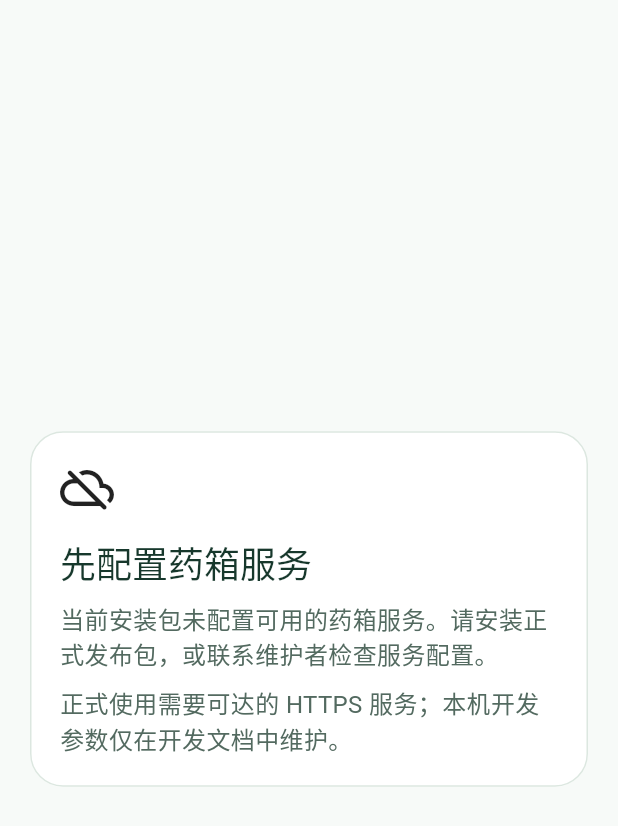
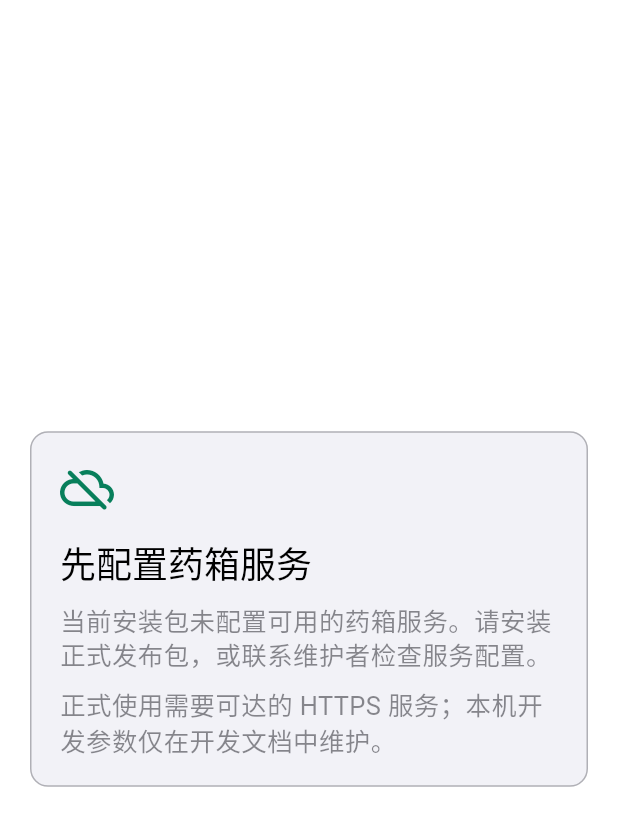
Before and after one commit to Jovifei/Medcial-box, a Flutter app: the screen it shows after launch, on a phone screen of 412 x 824 dp. Shown: the top 826 px of the screen. Run offline on Flutter 3.47's test engine with Material 3 defaults, Android fonts, the phone set to English and light mode, and no system bars; our stand-ins replace file_picker, flutter_local_notifications, flutter_secure_storage, go_router, image_picker, pdf and 3 more; missing offline and left inert: google_mlkit_text_recognition, mobile_scanner; Roboto replaces fonts that are missing (sans).

Commit message:
App苹果风StageA：DESIGN.md约束文件+HIG阶梯语义色主题基座+系统转场

```diff
--- a/apps/flutter/lib/app.dart
+++ b/apps/flutter/lib/app.dart
@@ -1,11 +1,11 @@
 import 'dart:async';
 
+import 'package:flutter/cupertino.dart';
 import 'package:flutter/foundation.dart';
 import 'package:flutter/material.dart';
 import 'package:flutter_localizations/flutter_localizations.dart';
 import 'package:go_router/go_router.dart';
 
-import 'core/motion/app_motion.dart';
 import 'core/theme/app_theme.dart';
 import 'data/api_auth_repository.dart';
 import 'data/app_services.dart';
@@ -304,31 +304,9 @@ class _HomeMedicineAppState extends State<HomeMedicineApp> {
     pageBuilder: (context, state) => _transitionPage(state, child),
   );
 
-  CustomTransitionPage<void> _transitionPage(
-    GoRouterState state,
-    Widget child,
-  ) => CustomTransitionPage<void>(
-    key: state.pageKey,
-    child: child,
-    transitionDuration: AppMotion.route,
-    reverseTransitionDuration: AppMotion.route,
-    transitionsBuilder: (context, animation, secondaryAnimation, child) {
-      final curved = CurvedAnimation(
-        parent: animation,
-        curve: Curves.easeOutCubic,
-      );
-      return FadeTransition(
-        opacity: curved,
-        child: SlideTransition(
-          position: Tween<Offset>(
-            begin: const Offset(.035, 0),
-            end: Offset.zero,
-          ).animate(curved),
-          child: child,
-        ),
-      );
-    },
-  );
+  /// 系统标准转场（iOS 右滑入/左滑出），不自造飞行动画——见 DESIGN.md 动效条款。
+  CupertinoPage<void> _transitionPage(GoRouterState state, Widget child) =>
+      CupertinoPage<void>(key: state.pageKey, child: child);
 
   @override
   Widget build(BuildContext context) => FutureBuilder<AppServices>(
@@ -336,24 +314,29 @@ class _HomeMedicineAppState extends State<HomeMedicineApp> {
     builder: (context, snapshot) {
       if (snapshot.hasError) {
         return MaterialApp(
-          theme: appTheme,
+          theme: appTheme(),
           locale: _appLocale,
           supportedLocales: const [_appLocale],
           localizationsDelegates: _appLocalizationsDelegates,
-          home: const Scaffold(
-            body: Center(child: Text('应用初始化失败，请重启后重试；若持续出现，请联系维护者。')),
+          home: const CupertinoPageScaffold(
+            child: Center(
+              child: Text(
+                '应用初始化失败，请重启后重试；若持续出现，请联系维护者。',
+                textAlign: TextAlign.center,
+              ),
+            ),
           ),
         );
       }
       if (!snapshot.hasData) {
         return MaterialApp(
           title: 'JF小药箱',
-          theme: appTheme,
+          theme: appTheme(),
           locale: _appLocale,
           supportedLocales: const [_appLocale],
           localizationsDelegates: _appLocalizationsDelegates,
-          home: const Scaffold(
-            body: Center(child: CircularProgressIndicator()),
+          home: const CupertinoPageScaffold(
+            child: Center(child: CupertinoActivityIndicator(radius: 14)),
           ),
         );
       }
@@ -361,17 +344,26 @@ class _HomeMedicineAppState extends State<HomeMedicineApp> {
       return MaterialApp.router(
         title: 'JF小药箱',
         debugShowCheckedModeBanner: false,
-        theme: appTheme,
+        theme: appTheme(),
         locale: _appLocale,
         supportedLocales: const [_appLocale],
         localizationsDelegates: _appLocalizationsDelegates,
-        builder: (context, child) => localAppTrialFromBuild
-            ? Banner(
-                message: '本机试用',
-                location: BannerLocation.topEnd,
-                child: child!,
-              )
-            : child!,
+        builder: (context, child) {
+          // Cupertino 组件的语义色/阶梯主题在此注入；壳仍为 Material（过渡期），
+          // Stage C 逐屏 Cupertino 化完成后整体切换 CupertinoApp。
+          final brightness = View.of(context).platformDispatcher.platformBrightness;
+          final themed = CupertinoTheme(
+            data: cupertinoTheme(brightness: brightness),
+            child: child!,
+          );
+          return localAppTrialFromBuild
+              ? Banner(
+                  message: '本机试用',
+                  location: BannerLocation.topEnd,
+                  child: themed,
+                )
+              : themed;
+        },
         routerConfig: router!,
       );
     },
--- a/apps/flutter/lib/core/theme/app_theme.dart
+++ b/apps/flutter/lib/core/theme/app_theme.dart
@@ -1,101 +1,99 @@
+import 'package:flutter/cupertino.dart';
 import 'package:flutter/material.dart';
 
+import 'app_colors.dart';
+import 'app_typography.dart';
+
+/// 旧品牌色（Material 过渡期仍在部分屏幕使用；新屏幕一律用 AppSemanticColors）。
+/// 新增屏幕禁止引用这里除 [AppColors.leaf]（= accent）以外的成员。
 abstract final class AppColors {
+  @Deprecated('Use AppSemanticColors.accent instead')
+  static const leaf = Color(0xFF087F5B);
+  @Deprecated('Use AppSemanticColors.of(...) instead')
+  static const ink = Color(0xFF17382C);
+  @Deprecated('Use AppSemanticColors.of(...) instead')
+  static const muted = Color(0xFF536A60);
+  @Deprecated('Use AppSemanticColors.of(...) instead')
+  static const leafDeep = Color(0xFF075E45);
+  @Deprecated('Use AppSemanticColors.of(...) instead')
+  static const mist = Color(0xFFEAF3EE);
+  @Deprecated('Use AppSemanticColors.of(...) instead')
+  static const line = Color(0xFFDCE7E0);
+  @Deprecated('Use AppSemanticColors.of(...) instead')
+  static const terracotta = Color(0xFFB42318);
+  @Deprecated('Use AppSemanticColors.of(...) instead')
+  static const amber = Color(0xFFB45309);
+  @Deprecated('Use AppSemanticColors.of(...) instead')
   static const paper = Color(0xFFF7FAF8);
-  static const ink = Color(0xFF17382C);
-  static const muted = Color(0xFF536A60);
-  static const leaf = Color(0xFF087F5B);
-  static const leafDeep = Color(0xFF075E45);
-  static const mist = Color(0xFFEAF3EE);
-  static const line = Color(0xFFDCE7E0);
-  static const terracotta = Color(0xFFB42318);
-  static const amber = Color(0xFFB45309);
 }
 
-ThemeData get appTheme {
-  final scheme =
-      ColorScheme.fromSeed(
-        seedColor: AppColors.leaf,
-        brightness: Brightness.light,
-      ).copyWith(
-        primary: AppColors.leaf,
-        onPrimary: Colors.white,
-        surface: Colors.white,
-        onSurface: AppColors.ink,
-        error: AppColors.terracotta,
-      );
+/// 过渡期 Material 主题：字号走 HIG 阶梯、色走语义 token、无波纹。
+/// Stage C 逐屏 Cupertino 化完成后，壳切换为 CupertinoApp，本主题仅服务存留 Material 组件。
+ThemeData appTheme({Brightness brightness = Brightness.light}) {
+  final c = AppSemanticColors.of(brightness);
+  final scheme = ColorScheme.fromSeed(
+    seedColor: c.accent,
+    brightness: brightness,
+  ).copyWith(
+    primary: c.accent,
+    onPrimary: c.background,
+    surface: c.background,
+    onSurface: c.label,
+    error: c.danger,
+  );
   return ThemeData(
     useMaterial3: true,
     colorScheme: scheme,
-    scaffoldBackgroundColor: AppColors.paper,
+    scaffoldBackgroundColor: c.background,
     fontFamily: 'sans',
-    textTheme: const TextTheme(
-      headlineLarge: TextStyle(
-        fontSize: 37,
-        height: 1.16,
-        fontWeight: FontWeight.w700,
-        color: AppColors.ink,
-      ),
-      headlineMedium: TextStyle(
-        fontSize: 28,
-        height: 1.2,
-        fontWeight: FontWeight.w700,
-        color: AppColors.ink,
-      ),
-      titleLarge: TextStyle(
-        fontSize: 22,
-        height: 1.25,
-        fontWeight: FontWeight.w700,
-        color: AppColors.ink,
-      ),
-      titleMedium: TextStyle(
-        fontSize: 18,
-        height: 1.3,
-        fontWeight: FontWeight.w700,
-        color: AppColors.ink,
-      ),
-      bodyLarge: TextStyle(fontSize: 16, height: 1.55, color: AppColors.ink),
-      bodyMedium: TextStyle(fontSize: 16, height: 1.45, color: AppColors.muted),
-      bodySmall: TextStyle(fontSize: 14, height: 1.45, color: AppColors.muted),
-      labelLarge: TextStyle(fontSize: 15, fontWeight: FontWeight.w700),
-      labelMedium: TextStyle(
-        fontSize: 13,
-        height: 1.35,
-        fontWeight: FontWeight.w700,
-        color: AppColors.muted,
-      ),
-    ),
-    appBarTheme: const AppBarTheme(
-      backgroundColor: AppColors.paper,
-      foregroundColor: AppColors.ink,
+    splashFactory: NoSplash.splashFactory,
+    textTheme: AppType.materialTextTheme(c.label, c.secondaryLabel),
+    appBarTheme: AppBarTheme(
+      backgroundColor: c.background,
+      foregroundColor: c.label,
       elevation: 0,
       centerTitle: false,
     ),
-    inputDecorationTheme: const InputDecorationTheme(
+    inputDecorationTheme: InputDecorationTheme(
       filled: true,
-      fillColor: Colors.white,
-      contentPadding: EdgeInsets.symmetric(horizontal: 16, vertical: 15),
+      fillColor: c.secondaryBackground,
+      contentPadding: const EdgeInsets.symmetric(horizontal: 16, vertical: 15),
       border: OutlineInputBorder(
-        borderRadius: BorderRadius.all(Radius.circular(16)),
-        borderSide: BorderSide(color: AppColors.line),
+        borderRadius: const BorderRadius.all(Radius.circular(12)),
+        borderSide: BorderSide(color: c.separator),
       ),
       enabledBorder: OutlineInputBorder(
-        borderRadius: BorderRadius.all(Radius.circular(16)),
-        borderSide: BorderSide(color: AppColors.line),
+        borderRadius: const BorderRadius.all(Radius.circular(12)),
+        borderSide: BorderSide(color: c.separator),
       ),
       focusedBorder: OutlineInputBorder(
-        borderRadius: BorderRadius.all(Radius.circular(16)),
-        borderSide: BorderSide(color: AppColors.leaf, width: 1.5),
+        borderRadius: const BorderRadius.all(Radius.circular(12)),
+        borderSide: BorderSide(color: c.accent, width: 1.5),
       ),
     ),
-    cardTheme: const CardThemeData(
-      color: Colors.white,
+    cardTheme: CardThemeData(
+      color: c.secondaryBackground,
       elevation: 0,
       margin: EdgeInsets.zero,
       shape: RoundedRectangleBorder(
-        borderRadius: BorderRadius.all(Radius.circular(22)),
-        side: BorderSide(color: AppColors.line),
+        borderRadius: const BorderRadius.all(Radius.circular(12)),
+        side: BorderSide(color: c.separator),
       ),
     ),
   );
 }
+
+/// Cupertino 主题（目标态）：浅色/深色各一套，颜色与阶梯全部来自 DESIGN.md 约束。
+CupertinoThemeData cupertinoTheme({Brightness brightness = Brightness.light}) {
+  final c = AppSemanticColors.of(brightness);
+  final isDark = brightness == Brightness.dark;
+  return CupertinoThemeData(
+    brightness: brightness,
+    primaryColor: c.accent,
+    scaffoldBackgroundColor: c.background,
+    barBackgroundColor: isDark
+        ? const Color(0xF0161616)
+        : const Color(0xF0F9F9F9), // 导航层半透明+模糊=允许的玻璃位置
+    textTheme: AppType.cupertinoTextTheme(c.label, c.secondaryLabel),
+  );
+}
```
Also changed, not shown: apps/flutter/lib/core/theme/app_colors.dart (added, +65 -0 lines), apps/flutter/lib/core/theme/app_typography.dart (added, +46 -0 lines), 3 other files.
